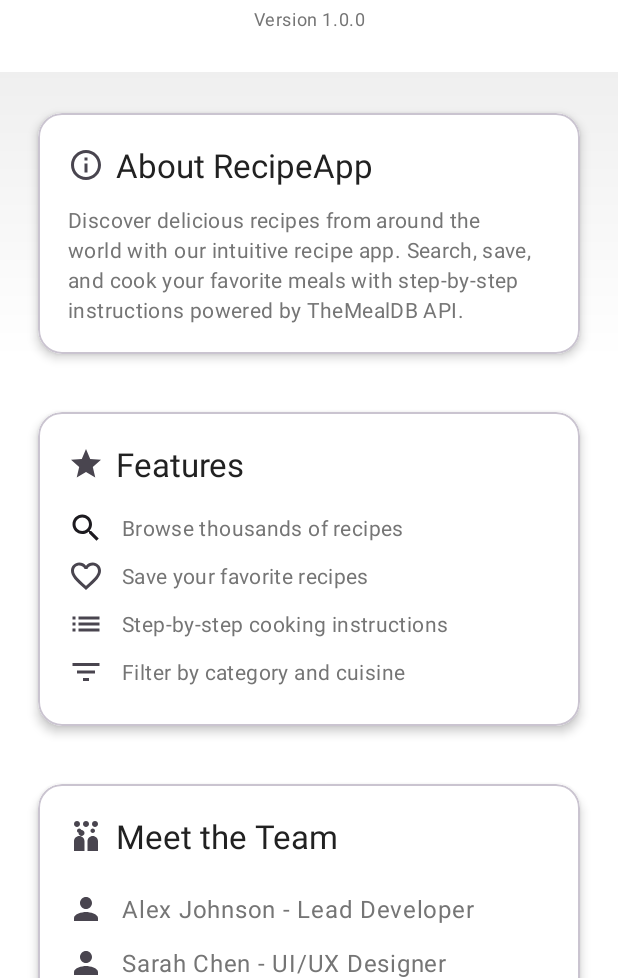
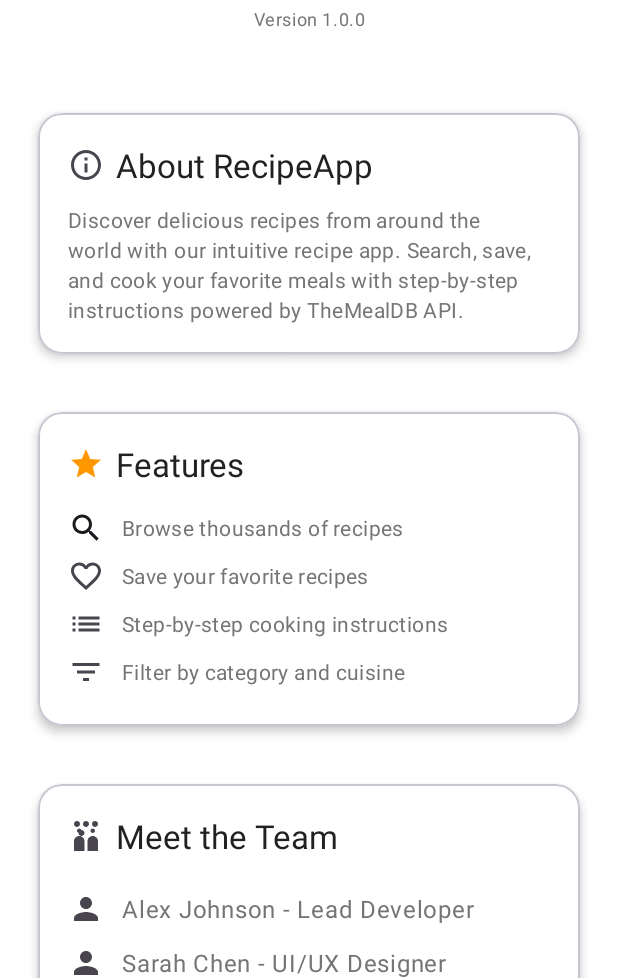
Before and after one commit to Ahmed-Hekal-01/tasty-trail-app, an Android app: the layout fragment_about.xml on its own in the app's theme, with its tools: preview values and no code run, on a phone screen of 412 x 824 dp, the part 258-1236 px from its top. Run offline under Robolectric (Android 15) with nearby library versions, the phone set to English and light mode, and no system bars.

Commit message:
improve about ui

```diff
--- a/app/src/main/res/drawable/ic_star.xml
+++ b/app/src/main/res/drawable/ic_star.xml
@@ -3,8 +3,8 @@
     android:height="24dp"
     android:viewportWidth="24"
     android:viewportHeight="24"
-    android:tint="?attr/colorOnSurfaceVariant">
+    android:tint="@color/colorAccent">
     <path
-        android:fillColor="@android:color/black"
+        android:fillColor="@color/colorAccent"
         android:pathData="M12,17.27L18.18,21l-1.64,-7.03L22,9.24l-7.19,-0.61L12,2 9.19,8.63 2,9.24l5.46,4.73L5.82,21z"/>
 </vector>
--- a/app/src/main/res/layout/fragment_about.xml
+++ b/app/src/main/res/layout/fragment_about.xml
@@ -4,7 +4,7 @@
     xmlns:tools="http://schemas.android.com/tools"
     android:layout_width="match_parent"
     android:layout_height="match_parent"
-    android:background="@drawable/gradient_bg">
+    android:background="@color/white">
 
     <com.google.android.material.appbar.AppBarLayout
         android:id="@+id/appBarLayout"
@@ -18,7 +18,7 @@
             android:id="@+id/collapsingToolbar"
             android:layout_width="match_parent"
             android:layout_height="match_parent"
-            app:contentScrim="?attr/colorPrimary"
+            app:contentScrim="@color/white"
             app:layout_scrollFlags="scroll|exitUntilCollapsed"
             app:titleEnabled="false">
 
```
